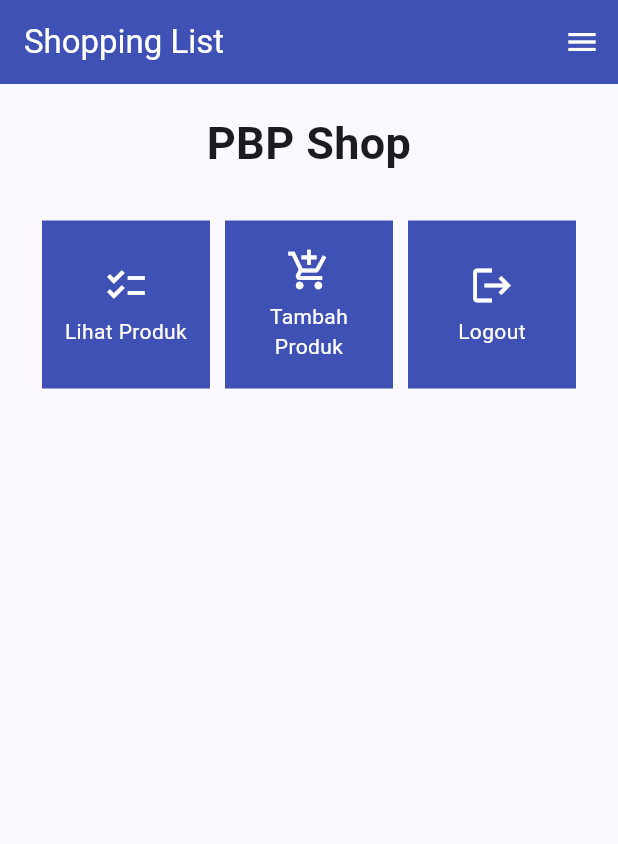
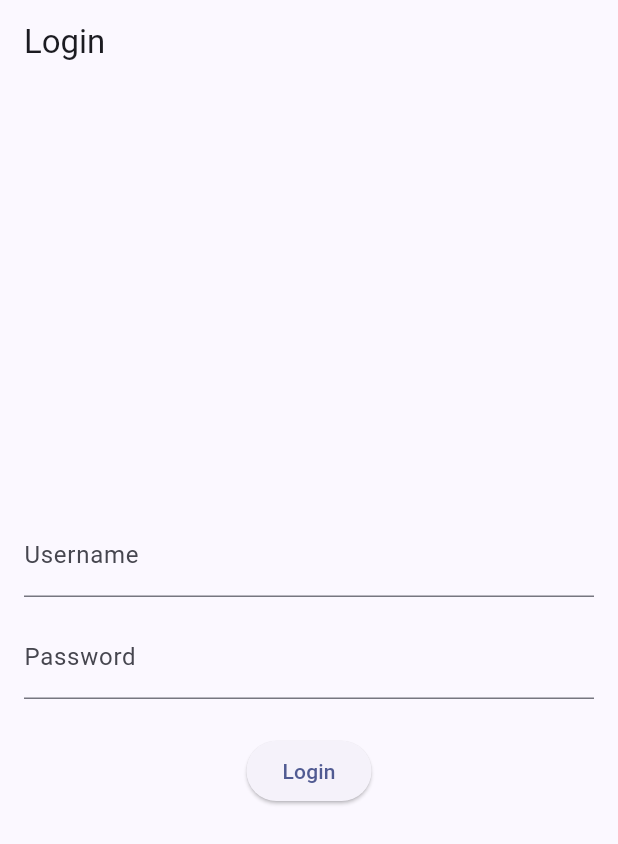
Before and after one commit to KirantiLoh/shopping-list-mobile, a Flutter app: the screen it shows after launch, on a phone screen of 412 x 824 dp. Shown: the top 844 px of the screen. Run offline on Flutter 3.47's test engine with Material 2 defaults, Android fonts, the phone set to English and light mode, and no system bars; missing offline and left inert: pbp_django_auth.

Commit message:
Finished tutorial 8

```diff
--- a/lib/main.dart
+++ b/lib/main.dart
@@ -1,38 +1,29 @@
 import 'package:flutter/material.dart';
-import 'package:shopping_list_mobile/screens/menu.dart';
+import 'package:pbp_django_auth/pbp_django_auth.dart';
+import 'package:shopping_list_mobile/screens/login.dart';
+import "package:provider/provider.dart";
 
 void main() {
   runApp(const MyApp());
 }
 
 class MyApp extends StatelessWidget {
-  const MyApp({super.key});
+  const MyApp({Key? key}) : super(key: key);
 
-  // This widget is the root of your application.
   @override
   Widget build(BuildContext context) {
-    return MaterialApp(
-      title: 'Flutter Demo',
-      theme: ThemeData(
-        // This is the theme of your application.
-        //
-        // TRY THIS: Try running your application with "flutter run". You'll see
-        // the application has a blue toolbar. Then, without quitting the app,
-        // try changing the seedColor in the colorScheme below to Colors.green
-        // and then invoke "hot reload" (save your changes or press the "hot
-        // reload" button in a Flutter-supported IDE, or press "r" if you used
-        // the command line to start the app).
-        //
-        // Notice that the counter didn't reset back to zero; the application
-        // state is not lost during the reload. To reset the state, use hot
-        // restart instead.
-        //
-        // This works for code too, not just values: Most code changes can be
-        // tested with just a hot reload.
-        colorScheme: ColorScheme.fromSeed(seedColor: Colors.indigo),
-        useMaterial3: true,
-      ),
-      home: const MyHomePage(),
-    );
+    return Provider(
+        create: (_) {
+          CookieRequest request = CookieRequest();
+          return request;
+        },
+        child: MaterialApp(
+          title: 'Flutter App',
+          theme: ThemeData(
+            colorScheme: ColorScheme.fromSeed(seedColor: Colors.indigo),
+            useMaterial3: true,
+          ),
+          home: const LoginPage(),
+        ));
   }
 }
--- /dev/null
+++ b/lib/screens/login.dart
@@ -0,0 +1,119 @@
+import 'package:shopping_list_mobile/screens/menu.dart';
+import 'package:flutter/material.dart';
+import 'package:pbp_django_auth/pbp_django_auth.dart';
+import 'package:provider/provider.dart';
+
+void main() {
+  runApp(const LoginApp());
+}
+
+class LoginApp extends StatelessWidget {
+  const LoginApp({super.key});
+
+  @override
+  Widget build(BuildContext context) {
+    return MaterialApp(
+      title: 'Login',
+      theme: ThemeData(
+        primarySwatch: Colors.blue,
+      ),
+      home: const LoginPage(),
+    );
+  }
+}
+
+class LoginPage extends StatefulWidget {
+  const LoginPage({super.key});
+
+  @override
+  State<LoginPage> createState() => _LoginPageState();
+}
+
+class _LoginPageState extends State<LoginPage> {
+  final TextEditingController _usernameController = TextEditingController();
+  final TextEditingController _passwordController = TextEditingController();
+
+  @override
+  Widget build(BuildContext context) {
+    final request = context.watch<CookieRequest>();
+    return Scaffold(
+      appBar: AppBar(
+        title: const Text('Login'),
+      ),
+      body: Container(
+        padding: const EdgeInsets.all(16.0),
+        child: Column(
+          mainAxisAlignment: MainAxisAlignment.center,
+          children: [
+            TextField(
+              controller: _usernameController,
+              decoration: const InputDecoration(
+                labelText: 'Username',
+              ),
+            ),
+            const SizedBox(height: 12.0),
+            TextField(
+              controller: _passwordController,
+              decoration: const InputDecoration(
+                labelText: 'Password',
+              ),
+              obscureText: true,
+            ),
+            const SizedBox(height: 24.0),
+            ElevatedButton(
+              onPressed: () async {
+                String username = _usernameController.text;
+                String password = _passwordController.text;
+
+                // Cek kredensial
+                // TODO: Ganti URL dan jangan lupa tambahkan trailing slash (/) di akhir URL!
+                // Untuk menyambungkan Android emulator dengan Django pada localhost,
+                // gunakan URL http://10.0.2.2/
+                final response =
+                    await request.login("http://localhost:8000/auth/login/", {
+                  'username': username,
+                  'password': password,
+                });
+
+                if (request.loggedIn) {
+                  if (context.mounted) {
+                    String message = response['message'];
+                    String uname = response['username'];
+                    Navigator.pushReplacement(
+                      context,
+                      MaterialPageRoute(
+                          builder: (context) => const MyHomePage()),
+                    );
+                    ScaffoldMessenger.of(context)
+                      ..hideCurrentSnackBar()
+                      ..showSnackBar(SnackBar(
+                          content: Text("$message Selamat datang, $uname.")));
+                  }
+                } else {
+                  if (context.mounted) {
+                    showDialog(
+                      context: context,
+                      builder: (context) => AlertDialog(
+                        title: const Text('Login Gagal'),
+                        content: Text(response['message']),
+                        actions: [
+                          TextButton(
+                            child: const Text('OK'),
+                            onPressed: () {
+                              Navigator.pop(context);
+                            },
+                          ),
+                        ],
+                      ),
+                    );
+                  }
+                }
+              },
+              child: const Text('Login'),
+            ),
+          ],
+        ),
+      ),
+    );
+  }
+}
--- a/pubspec.yaml
+++ b/pubspec.yaml
@@ -35,6 +35,9 @@ dependencies:
   # The following adds the Cupertino Icons font to your application.
   # Use with the CupertinoIcons class for iOS style icons.
   cupertino_icons: ^1.0.2
+  provider: ^6.1.1
+  pbp_django_auth: ^0.3.1
+  http: ^0.13.6
 
 dev_dependencies:
   flutter_test:
```
Also changed, not shown: lib/models/product.dart (added, +75 -0 lines), lib/screens/list_product.dart (added, +91 -0 lines), lib/screens/shoplist_form.dart (+38 -30 lines), lib/widgets/left_drawer.dart (+12 -0 lines), lib/widgets/shop_card.dart (+32 -1 lines), pubspec.lock, 2 other files.
